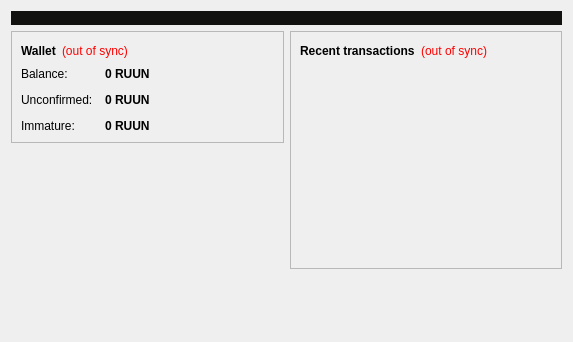
Above: src/qt/forms/overviewpage.ui from ruuncoin-project/ruuncoin before the change. Below: the same form after it.
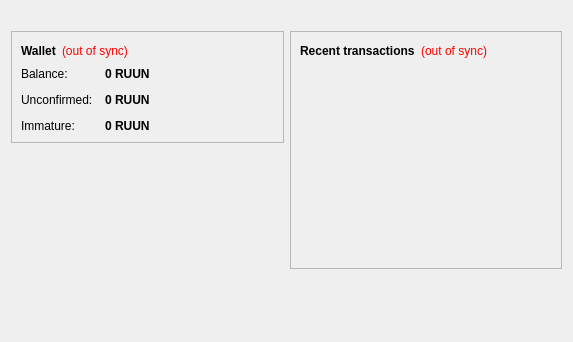
That is the form after the change.

Diff of the .ui file:
```diff
--- a/src/qt/forms/overviewpage.ui
+++ b/src/qt/forms/overviewpage.ui
@@ -20,7 +20,7 @@
       <bool>false</bool>
      </property>
      <property name="styleSheet">
-      <string notr="true">background-color: qlineargradient(x1: 0, y1: 0, x2: 1, y2: 0, stop:0 #121211, stop:1 #121211); color:#000000;</string>
+      <string notr="true">background-color: qlineargradient(x1: 0, y1: 0, x2: 1, y2: 0, stop:0 #121211, stop:1 #0); color:#000000;</string>
      </property>
      <property name="wordWrap">
       <bool>true</bool>
```
